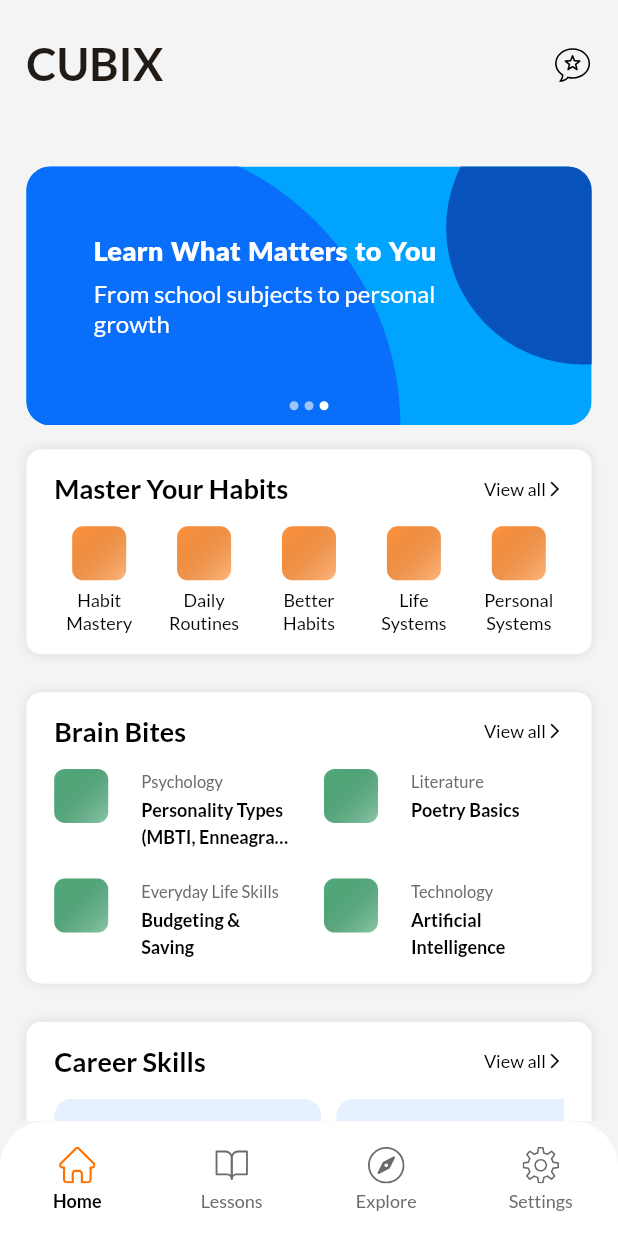
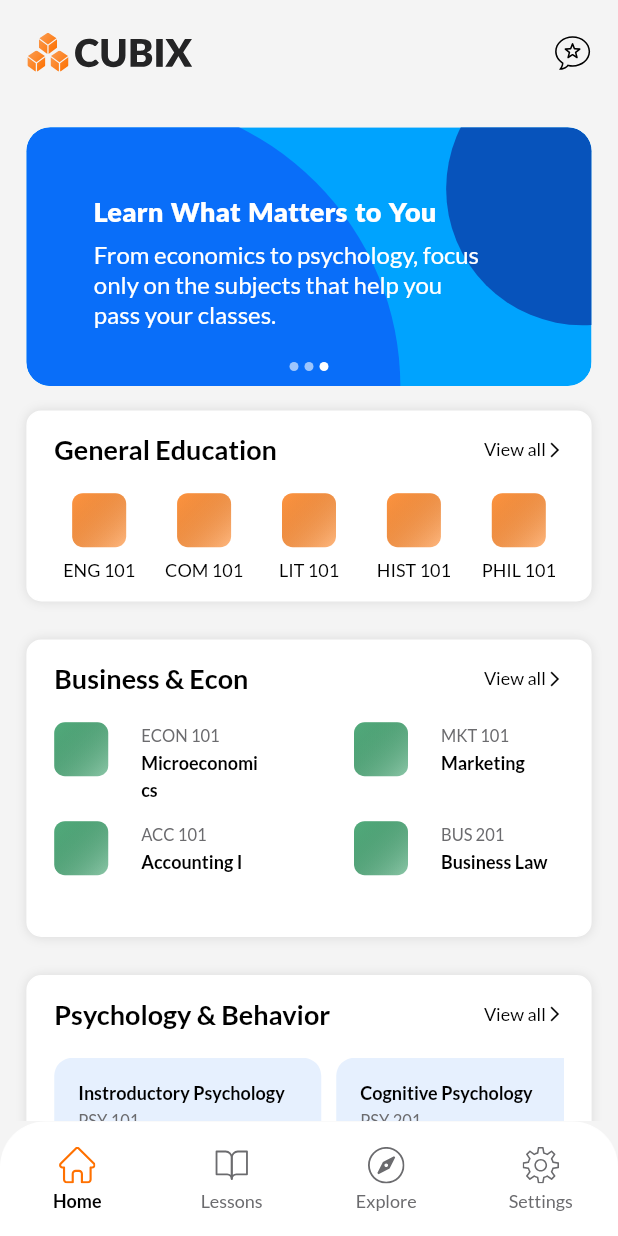
Before and after one commit to AbdurRehman-coder/cubix_flutter_app, a Flutter app: the screen it shows after launch, on a phone screen of 412 x 824 dp. Run offline on Flutter 3.47's test engine with Material 3 defaults, Android fonts, the phone set to English and light mode, and no system bars; our stand-ins replace flutter_riverpod, flutter_svg, google_fonts; project files that could hold a hidden picture were left out.

Commit message:
Home screen finalized

```diff
--- a/lib/core/constants/app_assets.dart
+++ b/lib/core/constants/app_assets.dart
@@ -2,6 +2,7 @@
   // Images
   static const String onboardingImage = 'assets/images/onboarding_image.png';
   static const String appLogo = 'assets/images/app_logo.png';
+  static const String nutritionIcon = 'assets/images/nutriton_image.png';
 
   // Icons
   static const String appleIcon = 'assets/icons/apple_icon.svg';
--- a/lib/core/utils/app_exports.dart
+++ b/lib/core/utils/app_exports.dart
@@ -12,9 +12,9 @@
 export 'package:flutter_riverpod/flutter_riverpod.dart';
 export 'package:flutter_svg/flutter_svg.dart';
 
-export 'package:cubix_app/features/home/presentation/widgets/w_academic_boost_section.dart';
+export 'package:cubix_app/features/home/presentation/widgets/w_health_science.dart';
 export 'package:cubix_app/features/home/presentation/widgets/w_banner_slider.dart';
-export 'package:cubix_app/features/home/presentation/widgets/w_brain_bites_section.dart';
-export 'package:cubix_app/features/home/presentation/widgets/w_career_skills_section.dart';
-export 'package:cubix_app/features/home/presentation/widgets/w_habits_section.dart';
-export 'package:cubix_app/features/home/presentation/widgets/w_self_insights_section.dart';
+export 'package:cubix_app/features/home/presentation/widgets/w_business_section.dart';
+export 'package:cubix_app/features/home/presentation/widgets/w_psychology_section.dart';
+export 'package:cubix_app/features/home/presentation/widgets/w_general_section.dart';
+export 'package:cubix_app/features/home/presentation/widgets/w_arts_humanties_section.dart';
--- a/lib/features/home/data/home_mock_data.dart
+++ b/lib/features/home/data/home_mock_data.dart
@@ -4,7 +4,8 @@
 final List<HomeBannerModel> homeBannerList = [
   HomeBannerModel(
     title: 'Learn Smarter, Not Harder',
-    subtitle: 'Bite-sized lessons designed to fit into\nyour day',
+    subtitle:
+        'Short, focused lessons that fit between\nclasses, homework, or even lunch.',
     colorTheme: BannerThemeColor(
       background: Color(0xFF8CC7A8),
       circle1: Color(0xFF199051),
@@ -14,7 +15,7 @@
   HomeBannerModel(
     title: 'Make Progress Fast',
     subtitle:
-        'Built to give you quick wins and\nlasting takeaways in just minutes',
+        'Get quick wins that actually help\nyou score higher on quizzes,\ntests, and assignments.',
     colorTheme: BannerThemeColor(
       background: Color(0xFFFDB400),
       circle1: Color(0xFFFE7101),
@@ -23,7 +24,8 @@
   ),
   HomeBannerModel(
     title: 'Learn What Matters to You',
-    subtitle: 'From school subjects to personal\ngrowth',
+    subtitle:
+        'From economics to psychology, focus\nonly on the subjects that help you\npass your classes.',
     colorTheme: BannerThemeColor(
       background: Color(0xFF00A3FE),
       circle1: Color(0xFF096EF9),
--- a/lib/features/home/presentation/screens/ui_home.dart
+++ b/lib/features/home/presentation/screens/ui_home.dart
@@ -14,13 +14,7 @@
         children: [
           Row(
             children: [
-              Text(
-                'CUBIX',
-                style: AppTextStyles.headingTextStyle.copyWith(
-                  fontSize: 30,
-                  fontWeight: FontWeight.w700,
-                ),
-              ),
+              SvgPicture.asset('assets/icons/app_logo_2.svg'),
               Spacer(),
               GestureDetector(
                 child: SvgPicture.asset(
@@ -31,18 +25,18 @@
               ),
             ],
           ),
-          SizedBox(height: getProportionateScreenHeight(46)),
+          SizedBox(height: getProportionateScreenHeight(36)),
           HomeBannerSlider(),
           SizedBox(height: getProportionateScreenHeight(16)),
-          HabitsSection(),
+          GeneralEducationSection(),
           SizedBox(height: getProportionateScreenHeight(25)),
-          BrainBitesSection(),
+          BusinessSection(),
           SizedBox(height: getProportionateScreenHeight(25)),
-          CareerSkillsSection(),
+          PsychologySection(),
           SizedBox(height: getProportionateScreenHeight(25)),
-          SelfInsightSection(),
+          ArtsHumanitiesSection(),
           SizedBox(height: getProportionateScreenHeight(25)),
-          AcademicBoostSection(),
+          HealthScienceSection(),
         ],
       ),
     );
--- a/lib/features/home/presentation/widgets/w_banner_slider.dart
+++ b/lib/features/home/presentation/widgets/w_banner_slider.dart
@@ -47,10 +47,13 @@
   Widget build(BuildContext context) {
     final currentPage = ref.watch(bannerPageProvider);
 
-    return SizedBox(
+    return ClipRRect(
+      borderRadius: BorderRadius.circular(16),
+      child: SizedBox(
         height: getProportionateScreenHeight(170),
         child: PageView.builder(
           controller: _controller,
+
           itemCount: homeBannerList.length,
           onPageChanged:
               (index) => ref.read(bannerPageProvider.notifier).state = index,
@@ -100,6 +103,7 @@
             );
           },
         ),
+      ),
     );
   }
 }
--- a/lib/features/home/presentation/widgets/w_brain_bites_section.dart
+++ b/lib/features/home/presentation/widgets/w_business_section.dart
@@ -2,41 +2,41 @@
 import 'package:cubix_app/features/home/presentation/widgets/w_custom_cube.dart';
 import 'package:cubix_app/features/home/presentation/widgets/w_section_card.dart';
 
-class BrainBitesSection extends StatelessWidget {
-  const BrainBitesSection({super.key});
+class BusinessSection extends StatelessWidget {
+  const BusinessSection({super.key});
 
   @override
   Widget build(BuildContext context) {
     final items = [
       {
         'icon': 'assets/icons/psychology.svg',
-        'title': 'Psychology',
-        'subtitle': 'Personality Types\n(MBTI, Enneagram)',
+        'title': 'ECON 101',
+        'subtitle': 'Microeconomics',
       },
       {
         'icon': 'assets/icons/literature.svg',
-        'title': 'Literature',
-        'subtitle': 'Poetry Basics',
+        'title': 'MKT 101',
+        'subtitle': 'Marketing ',
       },
       {
         'icon': 'assets/icons/finance.svg',
-        'title': 'Everyday Life Skills',
-        'subtitle': 'Budgeting & Saving',
+        'title': 'ACC 101',
+        'subtitle': 'Accounting I',
       },
       {
         'icon': 'assets/icons/tech.svg',
-        'title': 'Technology',
-        'subtitle': 'Artificial Intelligence',
+        'title': 'BUS 201',
+        'subtitle': 'Business Law',
       },
     ];
 
     return SectionCard(
-      title: 'Brain Bites',
+      title: 'Business & Econ',
       child: SizedBox(
         height: 130,
         child: GridView.count(
           crossAxisCount: 2,
-          crossAxisSpacing: 20,
+          crossAxisSpacing: 60,
           mainAxisSpacing: 16,
           childAspectRatio: 2.8,
           physics: const NeverScrollableScrollPhysics(),
--- a/lib/features/home/presentation/widgets/w_habits_section.dart
+++ b/lib/features/home/presentation/widgets/w_general_section.dart
@@ -2,21 +2,21 @@
 import 'package:cubix_app/features/home/presentation/widgets/w_custom_cube.dart';
 import 'package:cubix_app/features/home/presentation/widgets/w_section_card.dart';
 
-class HabitsSection extends StatelessWidget {
-  const HabitsSection({super.key});
+class GeneralEducationSection extends StatelessWidget {
+  const GeneralEducationSection({super.key});
 
   @override
   Widget build(BuildContext context) {
     final items = [
-      {'title': 'Habit Mastery', 'icon': 'assets/icons/habit.svg'},
-      {'title': 'Daily Routines', 'icon': 'assets/icons/routine.svg'},
-      {'title': 'Better Habits', 'icon': 'assets/icons/better.svg'},
-      {'title': 'Life Systems', 'icon': 'assets/icons/life.svg'},
-      {'title': 'Personal Systems', 'icon': 'assets/icons/personal.svg'},
+      {'title': 'ENG 101'},
+      {'title': 'COM 101'},
+      {'title': 'LIT 101'},
+      {'title': 'HIST 101'},
+      {'title': 'PHIL 101'},
     ];
 
     return SectionCard(
-      title: 'Master Your Habits',
+      title: 'General Education',
       child: Row(
         spacing: 10,
         mainAxisAlignment: MainAxisAlignment.spaceBetween,
@@ -34,7 +34,7 @@
                         colors: [Color(0xFFFE7101), Color(0xFFFFB880)],
                       ),
                     ),
-                    const SizedBox(height: 6),
+                    const SizedBox(height: 8),
                     Text(
                       item['title']!,
                       style: AppTextStyles.bodyTextStyle.copyWith(
--- a/lib/features/home/presentation/widgets/w_career_skills_section.dart
+++ b/lib/features/home/presentation/widgets/w_psychology_section.dart
@@ -1,20 +1,18 @@
 import 'package:cubix_app/core/utils/app_exports.dart';
 import 'package:cubix_app/features/home/presentation/widgets/w_section_card.dart';
 
-class CareerSkillsSection extends StatelessWidget {
-  const CareerSkillsSection({super.key});
+class PsychologySection extends StatelessWidget {
+  const PsychologySection({super.key});
 
   @override
   Widget build(BuildContext context) {
     final items = [
-      {'title': 'Career Communication', 'sections': '4 Sections'},
-      {'title': 'Leadership', 'sections': '4 Sections'},
-      {'title': 'Leadership', 'sections': '4 Sections'},
-      {'title': 'Leadership', 'sections': '4 Sections'},
+      {'title': 'Instroductory Psychology', 'sections': 'PSY 101'},
+      {'title': 'Cognitive Psychology', 'sections': 'PSY 201'},
     ];
 
     return SectionCard(
-      title: 'Career Skills',
+      title: 'Psychology & Behavior',
       child: SizedBox(
         height: 80,
         child: ListView.separated(
--- a/lib/features/home/presentation/widgets/w_section_card.dart
+++ b/lib/features/home/presentation/widgets/w_section_card.dart
@@ -53,7 +53,7 @@
               ),
             ],
           ),
-          const SizedBox(height: 12),
+          const SizedBox(height: 16),
           child,
         ],
       ),
```
Also changed, not shown: lib/features/home/presentation/widgets/w_academic_boost_section.dart (deleted, +0 -47 lines), lib/features/home/presentation/widgets/w_arts_humanties_section.dart (added, +75 -0 lines), lib/features/home/presentation/widgets/w_health_science.dart (added, +67 -0 lines), lib/features/home/presentation/widgets/w_self_insights_section.dart (deleted, +0 -55 lines), assets/icons/app_logo_2.svg (added), assets/icons/award_icon.svg (added), assets/icons/mask_curve.svg (added), assets/icons/nutritian_icon.svg (added), assets/images/award_image.png (added), assets/images/nutriton_image.png (added). Lines whose indentation alone changed are shown as unchanged.
